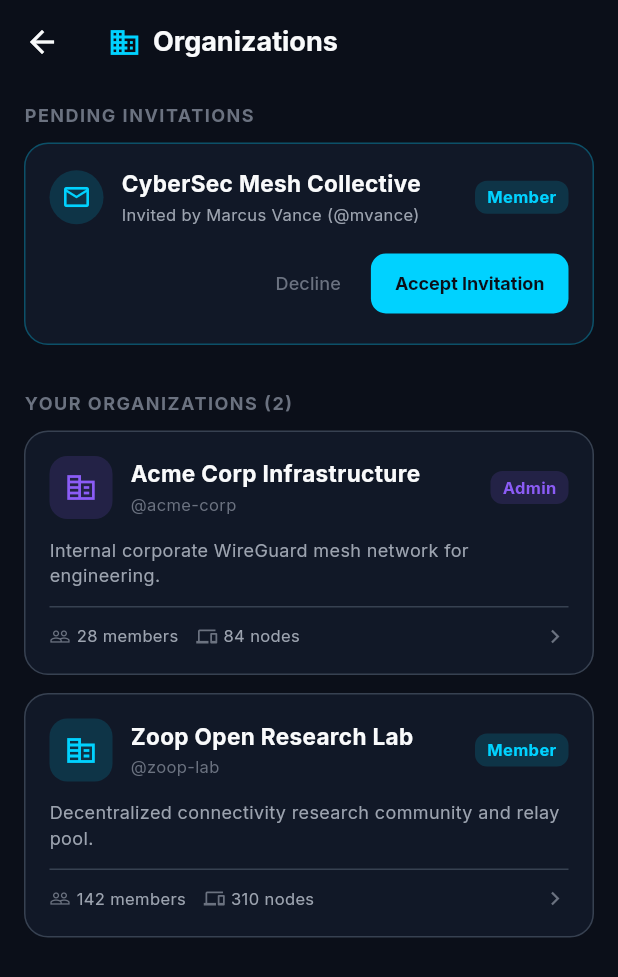
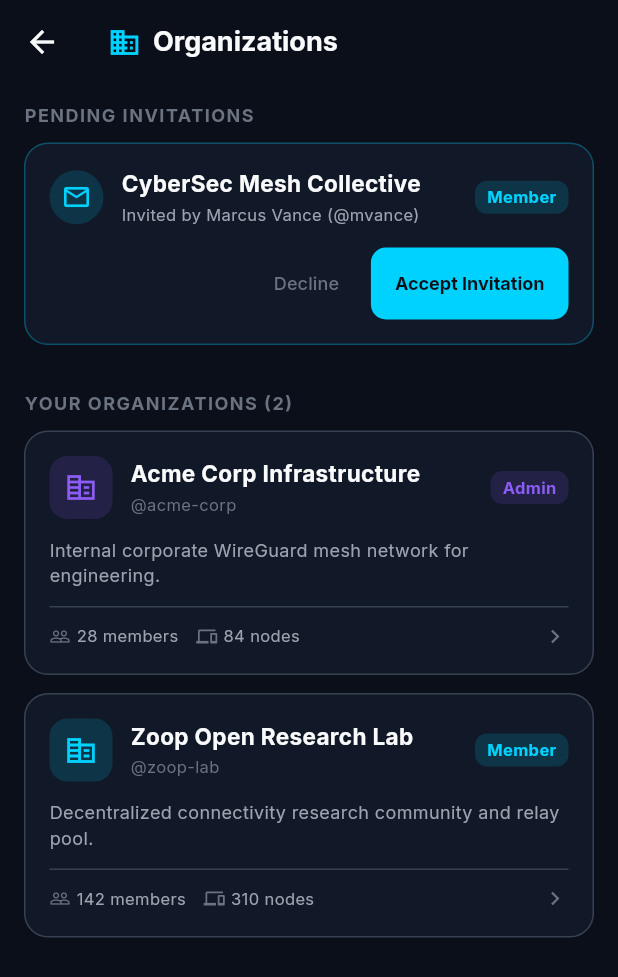
Before and after one commit to zoop-internet/zoopspot, a Flutter app: the OrganizationsScreen screen opened by its route, on a phone screen of 412 x 824 dp. Shown: the top 977 px of the screen. Run offline on Flutter 3.47's test engine with Material 3 defaults, Android fonts, the phone set to English and light mode, and no system bars; our stand-ins replace flutter_riverpod, flutter_secure_storage, go_router, google_fonts; missing offline and left inert: cryptography; accounts and stored records are empty.

Commit message:
refactor(mobile): enhance accessibility, touch target constraints, and screen reader semantics on organizations screen

```diff
--- a/mobile/lib/features/organizations/presentation/screens/organizations_screen.dart
+++ b/mobile/lib/features/organizations/presentation/screens/organizations_screen.dart
@@ -39,7 +39,12 @@
       appBar: AppBar(
         backgroundColor: ZoopColors.background,
         elevation: 0,
-        leading: IconButton(
+        leading: Semantics(
+          button: true,
+          label: 'Back',
+          child: ConstrainedBox(
+            constraints: const BoxConstraints(minWidth: 48, minHeight: 48),
+            child: IconButton(
               icon: const Icon(Icons.arrow_back, color: ZoopColors.textPrimary),
               onPressed: () {
                 if (Navigator.of(context).canPop()) {
@@ -48,6 +53,9 @@
                   context.go('/fleet');
                 }
               },
+              tooltip: 'Back',
+            ),
+          ),
         ),
         title: const Row(
           children: [
@@ -146,12 +154,24 @@
                         Row(
                           mainAxisAlignment: MainAxisAlignment.end,
                           children: [
-                            TextButton(
+                            Semantics(
+                              button: true,
+                              label: 'Decline invitation to ${invite.orgName}',
+                              child: ConstrainedBox(
+                                constraints: const BoxConstraints(minHeight: 48, minWidth: 70),
+                                child: TextButton(
                                   onPressed: () => notifier.declineInvitation(invite.id),
                                   child: const Text('Decline', style: TextStyle(color: ZoopColors.textMuted, fontSize: 12)),
                                 ),
+                              ),
+                            ),
                             const SizedBox(width: 8),
-                            ElevatedButton(
+                            Semantics(
+                              button: true,
+                              label: 'Accept invitation to ${invite.orgName}',
+                              child: ConstrainedBox(
+                                constraints: const BoxConstraints(minHeight: 48),
+                                child: ElevatedButton(
                                   onPressed: () {
                                     notifier.acceptInvitation(invite.id);
                                     ScaffoldMessenger.of(context).showSnackBar(
@@ -164,10 +184,12 @@
                                   style: ElevatedButton.styleFrom(
                                     backgroundColor: ZoopColors.primaryCyan,
                                     foregroundColor: ZoopColors.background,
-                                padding: const EdgeInsets.symmetric(horizontal: 16, vertical: 8),
+                                    padding: const EdgeInsets.symmetric(horizontal: 16, vertical: 12),
                                     shape: RoundedRectangleBorder(borderRadius: BorderRadius.circular(10)),
                                   ),
                                   child: const Text('Accept Invitation', style: TextStyle(fontSize: 12, fontWeight: FontWeight.bold)),
+                                ),
+                              ),
                             ),
                           ],
                         ),
@@ -189,8 +211,41 @@
                 ),
               ),
               const SizedBox(height: 10),
+              if (state.organizations.isEmpty)
+                Container(
+                  width: double.infinity,
+                  padding: const EdgeInsets.symmetric(vertical: 36, horizontal: 20),
+                  decoration: BoxDecoration(
+                    color: ZoopColors.surface,
+                    borderRadius: BorderRadius.circular(16),
+                    border: Border.all(color: ZoopColors.surfaceBorder),
+                  ),
+                  child: const Column(
+                    children: [
+                      Icon(Icons.corporate_fare, size: 48, color: ZoopColors.textMuted),
+                      SizedBox(height: 12),
+                      Text(
+                        'No Organizations Joined',
+                        style: TextStyle(
+                          fontSize: 15,
+                          fontWeight: FontWeight.bold,
+                          color: ZoopColors.textPrimary,
+                        ),
+                      ),
+                      SizedBox(height: 6),
+                      Text(
+                        'You are not enrolled in any organization mesh networks yet. Pending invitations will appear above when received.',
+                        textAlign: TextAlign.center,
+                        style: TextStyle(fontSize: 12, color: ZoopColors.textSecondary, height: 1.4),
+                      ),
+                    ],
+                  ),
+                ),
               ...state.organizations.map((org) {
-                return Container(
+                return Semantics(
+                  button: true,
+                  label: '${org.name}, slug @${org.slug}, role: ${org.role.label}, ${org.memberCount} members, ${org.deviceCount} nodes. Tap to view organization details and mesh policy.',
+                  child: Container(
                     margin: const EdgeInsets.only(bottom: 12),
                     decoration: BoxDecoration(
                       color: ZoopColors.surface,
@@ -287,6 +342,7 @@
                         ),
                       ),
                     ),
+                  ),
                 );
               }),
             ],
--- a/mobile/lib/features/organizations/presentation/widgets/organization_details_sheet.dart
+++ b/mobile/lib/features/organizations/presentation/widgets/organization_details_sheet.dart
@@ -23,11 +23,23 @@
           style: const TextStyle(color: ZoopColors.textSecondary, fontSize: 13),
         ),
         actions: [
-          TextButton(
+          Semantics(
+            button: true,
+            label: 'Cancel leaving organization',
+            child: ConstrainedBox(
+              constraints: const BoxConstraints(minHeight: 48, minWidth: 70),
+              child: TextButton(
                 onPressed: () => Navigator.of(ctx).pop(),
                 child: const Text('Cancel', style: TextStyle(color: ZoopColors.textSecondary)),
               ),
-          ElevatedButton(
+            ),
+          ),
+          Semantics(
+            button: true,
+            label: 'Confirm leaving organization ${org.name}',
+            child: ConstrainedBox(
+              constraints: const BoxConstraints(minHeight: 48, minWidth: 100),
+              child: ElevatedButton(
                 onPressed: () {
                   Navigator.of(ctx).pop();
                   Navigator.of(context).pop();
@@ -36,8 +48,11 @@
                 style: ElevatedButton.styleFrom(
                   backgroundColor: ZoopColors.accentRose,
                   foregroundColor: Colors.white,
+                  padding: const EdgeInsets.symmetric(horizontal: 16, vertical: 12),
                 ),
                 child: const Text('Leave Organization', style: TextStyle(fontWeight: FontWeight.bold)),
+              ),
+            ),
           ),
         ],
       ),
@@ -148,7 +163,12 @@
                 ),
               ),
               const SizedBox(height: 24),
-              SizedBox(
+              Semantics(
+                button: true,
+                label: 'Leave Organization ${org.name}',
+                child: ConstrainedBox(
+                  constraints: const BoxConstraints(minHeight: 48),
+                  child: SizedBox(
                     width: double.infinity,
                     child: OutlinedButton.icon(
                       onPressed: () => _confirmLeave(context),
@@ -158,6 +178,8 @@
                         side: const BorderSide(color: ZoopColors.accentRose),
                         padding: const EdgeInsets.symmetric(vertical: 14),
                         shape: RoundedRectangleBorder(borderRadius: BorderRadius.circular(14)),
+                      ),
+                    ),
                   ),
                 ),
               ),
```
Lines whose indentation alone changed are shown as unchanged.
